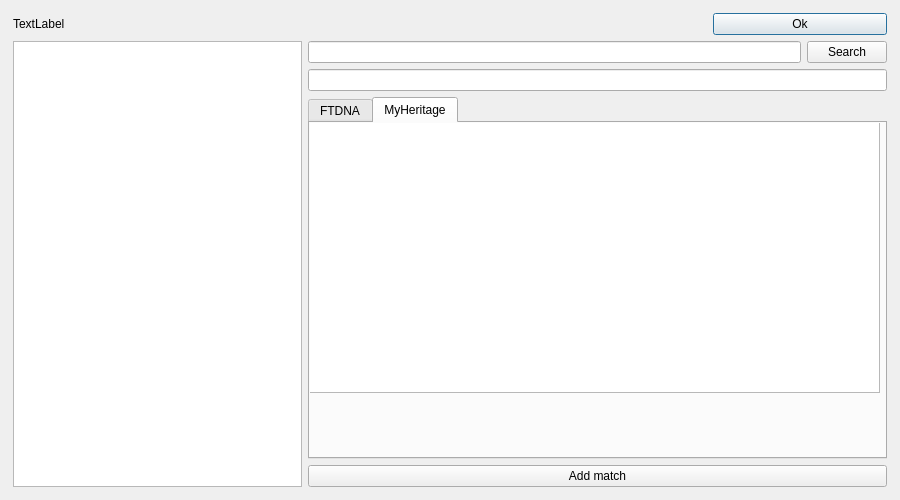
The window that views/dna/dnaprofile.ui (gregersn/gensplorer) describes before a commit, drawn with Qt 5.
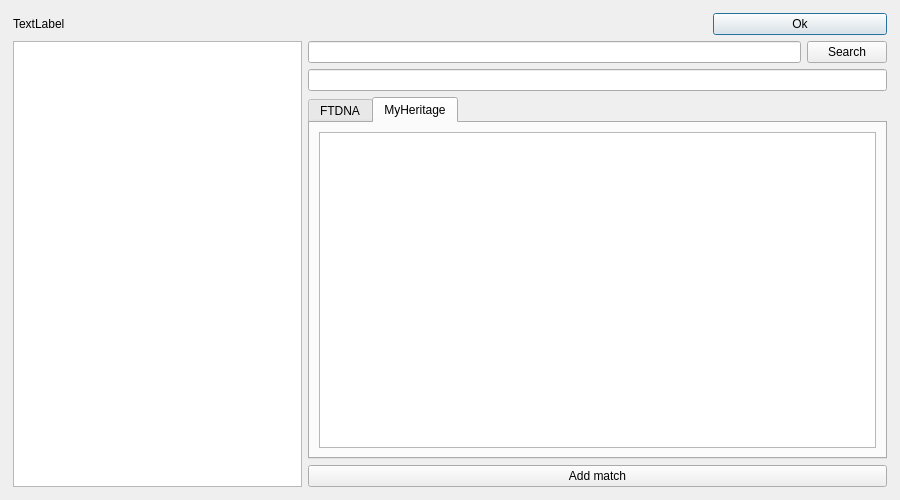
The same window after the commit.

Commit message: Layout changes and adding and saving and loading

The edit to the form file:
```diff
--- a/views/dna/dnaprofile.ui
+++ b/views/dna/dnaprofile.ui
@@ -154,21 +154,22 @@
             <attribute name="title">
              <string notr="true">MyHeritage</string>
             </attribute>
-            <widget class="QWidget" name="verticalLayoutWidget_2">
-             <property name="geometry">
-              <rect>
-               <x>-1</x>
-               <y>-1</y>
-               <width>571</width>
-               <height>271</height>
-              </rect>
-             </property>
-             <layout class="QVBoxLayout" name="verticalLayout_4">
-              <item>
-               <widget class="QPlainTextEdit" name="matchDataMyHeritage"/>
-              </item>
-             </layout>
-            </widget>
+            <layout class="QVBoxLayout" name="verticalLayout_6">
+             <item>
+              <layout class="QVBoxLayout" name="verticalLayout_4" stretch="0">
+               <item>
+                <widget class="QPlainTextEdit" name="matchDataMyHeritage">
+                 <property name="sizePolicy">
+                  <sizepolicy hsizetype="Expanding" vsizetype="Expanding">
+                   <horstretch>0</horstretch>
+                   <verstretch>0</verstretch>
+                  </sizepolicy>
+                 </property>
+                </widget>
+               </item>
+              </layout>
+             </item>
+            </layout>
            </widget>
           </widget>
          </item>
```
Left out of the diff: 27 changed lines with no effect on the pictures. Lines whose indentation alone changed are shown as unchanged. The commit also changes 1 other file.
